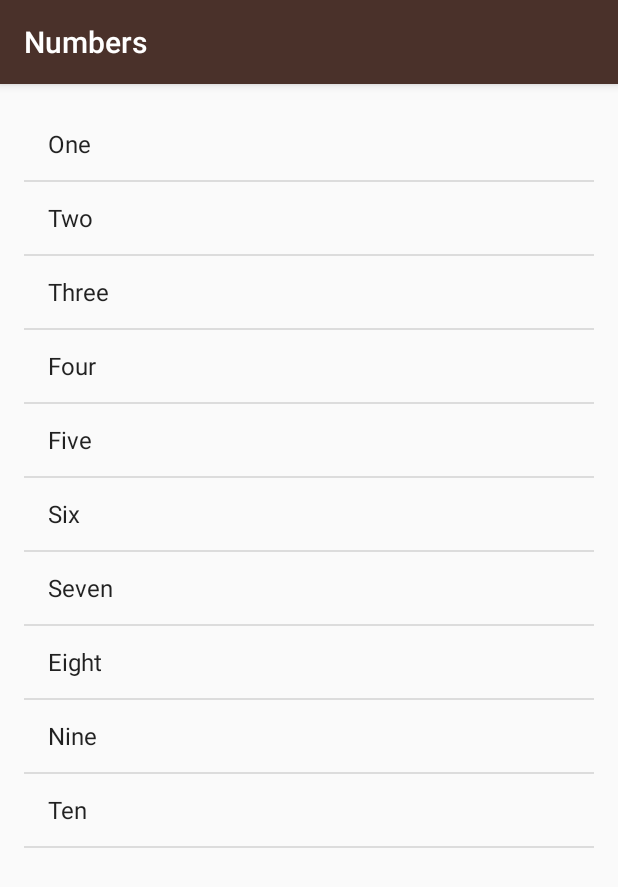
After one commit to viditgupta92/AndroidStudioProjects, an Android app: the NumbersActivity screen opened directly, with no data from a screen before it, on a phone screen of 412 x 824 dp. The commit adds this screen. Shown: the top 887 px of the screen. Run offline under Robolectric (Android 15) with nearby library versions, the phone set to English and light mode, and no system bars.

Commit message:
Miwok App List View using Array Adapter

```diff
--- a/Miwok/app/build.gradle
+++ b/Miwok/app/build.gradle
@@ -2,7 +2,7 @@ apply plugin: 'com.android.application'
 
 android {
     compileSdkVersion 23
-    buildToolsVersion "23.0.2"
+    buildToolsVersion '25.0.0'
 
     defaultConfig {
         applicationId "com.example.android.miwok"
@@ -21,8 +21,9 @@ android {
 
 dependencies {
     compile fileTree(dir: 'libs', include: ['*.jar'])
-    testCompile 'junit:junit:4.12'
     compile 'com.android.support:appcompat-v7:23.3.0'
     compile 'com.android.support:support-v4:23.3.0'
     compile 'com.android.support:design:23.3.0'
+    compile 'com.android.support.constraint:constraint-layout:1.0.2'
+    testCompile 'junit:junit:4.12'
 }
--- /dev/null
+++ b/Miwok/app/src/main/java/com/example/android/miwok/NumbersActivity.java
@@ -0,0 +1,33 @@
+package com.example.android.miwok;
+
+import android.os.Bundle;
+import android.support.v7.app.AppCompatActivity;
+import android.widget.ArrayAdapter;
+import android.widget.ListView;
+
+import java.util.ArrayList;
+
+public class NumbersActivity extends AppCompatActivity {
+
+    @Override
+    protected void onCreate(Bundle savedInstanceState) {
+        super.onCreate(savedInstanceState);
+        setContentView(R.layout.activity_numbers);
+        ArrayList<String> words = new ArrayList<String>();
+        words.add("One");
+        words.add("Two");
+        words.add("Three");
+        words.add("Four");
+        words.add("Five");
+        words.add("Six");
+        words.add("Seven");
+        words.add("Eight");
+        words.add("Nine");
+        words.add("Ten");
+        ArrayAdapter<String> itemsAdapter = new ArrayAdapter<String>(this, android.R.layout.simple_list_item_1, words);
+
+        ListView listView = (ListView) findViewById(R.id.list);
+
+        listView.setAdapter(itemsAdapter);
+    }
+}
--- /dev/null
+++ b/Miwok/app/src/main/res/layout/activity_numbers.xml
@@ -0,0 +1,12 @@
+<?xml version="1.0" encoding="utf-8"?>
+<ListView xmlns:android="http://schemas.android.com/apk/res/android"
+    xmlns:tools="http://schemas.android.com/tools"
+    android:id="@+id/list"
+    android:orientation="vertical"
+    android:layout_width="match_parent"
+    android:layout_height="match_parent"
+    android:paddingBottom="@dimen/activity_vertical_margin"
+    android:paddingLeft="@dimen/activity_horizontal_margin"
+    android:paddingRight="@dimen/activity_horizontal_margin"
+    android:paddingTop="@dimen/activity_vertical_margin"
+    tools:context="com.example.android.miwok.NumbersActivity"/>
--- a/Miwok/build.gradle
+++ b/Miwok/build.gradle
@@ -5,7 +5,7 @@ buildscript {
         jcenter()
     }
     dependencies {
-        classpath 'com.android.tools.build:gradle:2.1.0'
+        classpath 'com.android.tools.build:gradle:2.3.3'
 
         // NOTE: Do not place your application dependencies here; they belong
         // in the individual module build.gradle files
```
Also changed, not shown: Miwok/app/src/main/AndroidManifest.xml (+14 -2 lines), Miwok/app/src/main/java/com/example/android/miwok/ColorsActivity.java (added, +13 -0 lines), Miwok/app/src/main/java/com/example/android/miwok/FamilyActivity.java (added, +13 -0 lines), Miwok/app/src/main/java/com/example/android/miwok/MainActivity.java (+63 -0 lines), Miwok/app/src/main/java/com/example/android/miwok/PhrasesActivity.java (added, +13 -0 lines), Miwok/app/src/main/res/layout/activity_colors.xml (added, +9 -0 lines), Miwok/app/src/main/res/layout/activity_family.xml (added, +9 -0 lines), Miwok/app/src/main/res/layout/activity_phrases.xml (added, +9 -0 lines), Miwok/gradle/wrapper/gradle-wrapper.properties.
